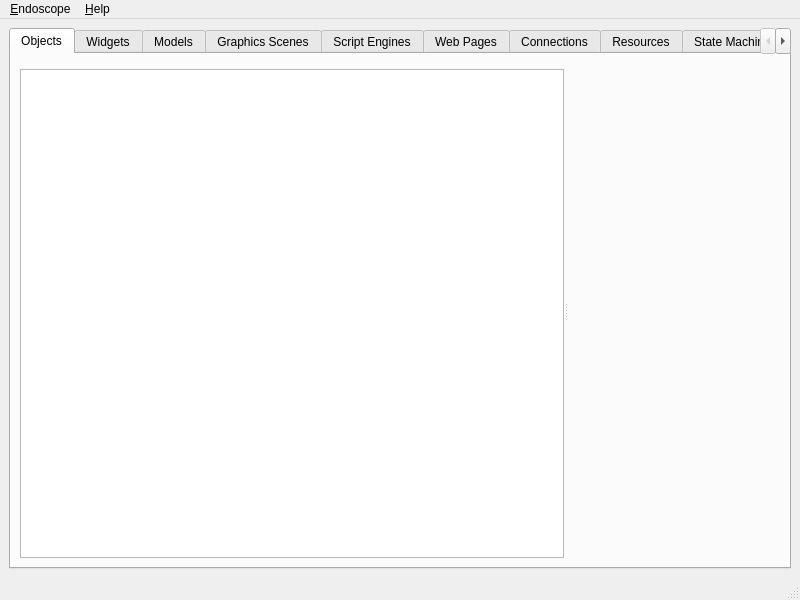
First picture: the form in mainwindow.ui, repository KDAB/GammaRay, before the edit.
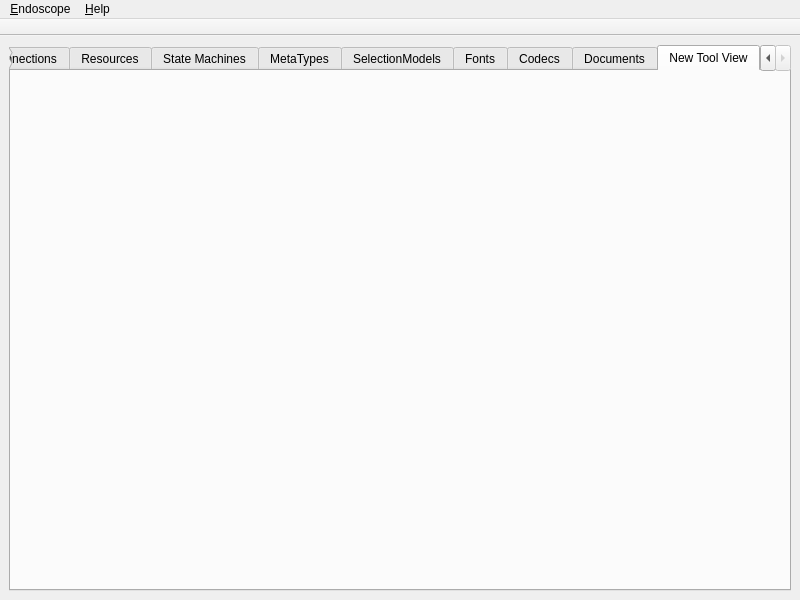
Second picture: the form after the edit. The open tabs and pages were chosen to show the change. Custom widgets are drawn as their Qt base class.

Commit message:
Start refactoring of the probe tools.
Goals are to get rid of the single-file mess we have right now and to
prepare for external tool plugins.

```diff
--- a/mainwindow.ui
+++ b/mainwindow.ui
@@ -474,6 +474,16 @@
         </item>
        </layout>
       </widget>
+      <widget class="QWidget" name="">
+       <attribute name="title">
+        <string>New Tool View</string>
+       </attribute>
+       <layout class="QVBoxLayout" name="verticalLayout_21">
+        <item>
+         <widget class="QStackedWidget" name="toolStack"/>
+        </item>
+       </layout>
+      </widget>
      </widget>
     </item>
    </layout>
@@ -504,7 +514,26 @@
    <addaction name="menu_Endoscope"/>
    <addaction name="menu_Help"/>
   </widget>
-  <widget class="QStatusBar" name="statusbar"/>
+  <widget class="QToolBar" name="mainToolBar">
+   <property name="windowTitle">
+    <string>Main Toolbar</string>
+   </property>
+   <property name="movable">
+    <bool>false</bool>
+   </property>
+   <property name="allowedAreas">
+    <set>Qt::BottomToolBarArea|Qt::TopToolBarArea</set>
+   </property>
+   <property name="floatable">
+    <bool>false</bool>
+   </property>
+   <attribute name="toolBarArea">
+    <enum>TopToolBarArea</enum>
+   </attribute>
+   <attribute name="toolBarBreak">
+    <bool>false</bool>
+   </attribute>
+  </widget>
   <action name="actionRetractProbe">
    <property name="text">
     <string>&amp;Retract Probe</string>
```
Left out of the diff: 7 changed lines with no effect on the pictures. The commit also changes 12 other files.
